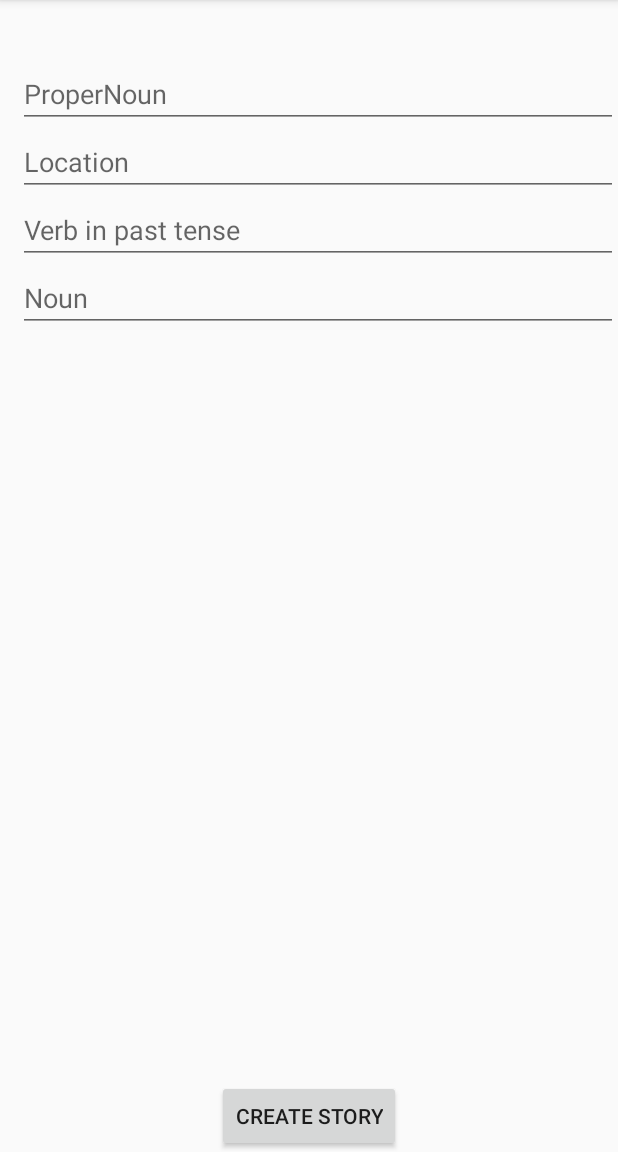
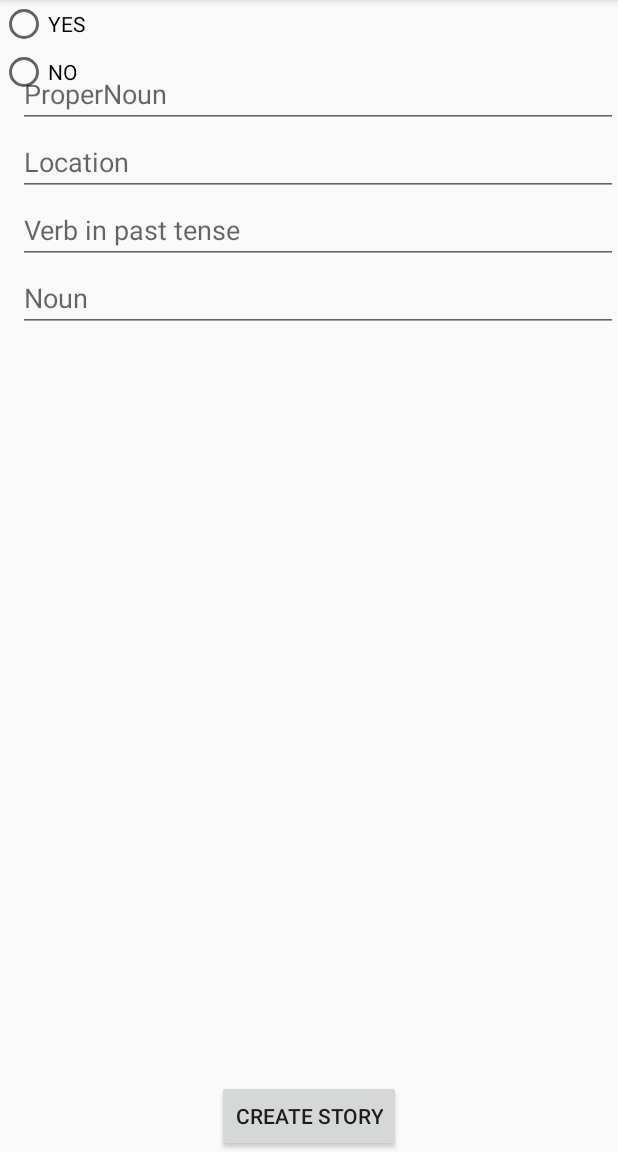
Before and after one commit to Atticus29/MadLibs, an Android app: the screen it shows after launch (MainActivity), on a phone screen of 412 x 824 dp, the part 84-1236 px from its top. Run offline under Robolectric (Android 15) with nearby library versions, the phone set to English and light mode, and no system bars; our stand-ins replace ButterKnife.

Commit message:
radio button

```diff
--- a/app/src/main/res/layout/activity_main.xml
+++ b/app/src/main/res/layout/activity_main.xml
@@ -20,6 +20,24 @@
         android:layout_alignParentLeft="true"
         android:layout_alignParentStart="true"
         android:layout_marginTop="40sp" />
+
+    <RadioGroup xmlns:android="http://schemas.android.com/apk/res/android"
+        android:layout_width="fill_parent"
+        android:layout_height="wrap_content"
+        android:orientation="vertical"
+        android:id="@+id/rg">
+        <RadioButton android:id="@+id/radio_yes"
+            android:layout_width="wrap_content"
+            android:layout_height="wrap_content"
+            android:text="YES"
+            android:onClick="onRadioButtonClicked"/>
+        <RadioButton android:id="@+id/radio_no"
+            android:layout_width="wrap_content"
+            android:layout_height="wrap_content"
+            android:text="NO"
+            android:onClick="onRadioButtonClicked"/>
+    </RadioGroup>
+
     <Button
         android:text="Create Story"
         android:layout_width="wrap_content"
```
Also changed, not shown: app/src/main/java/com/epicodus/madlibs/MainActivity.java (+28 -1 lines).
